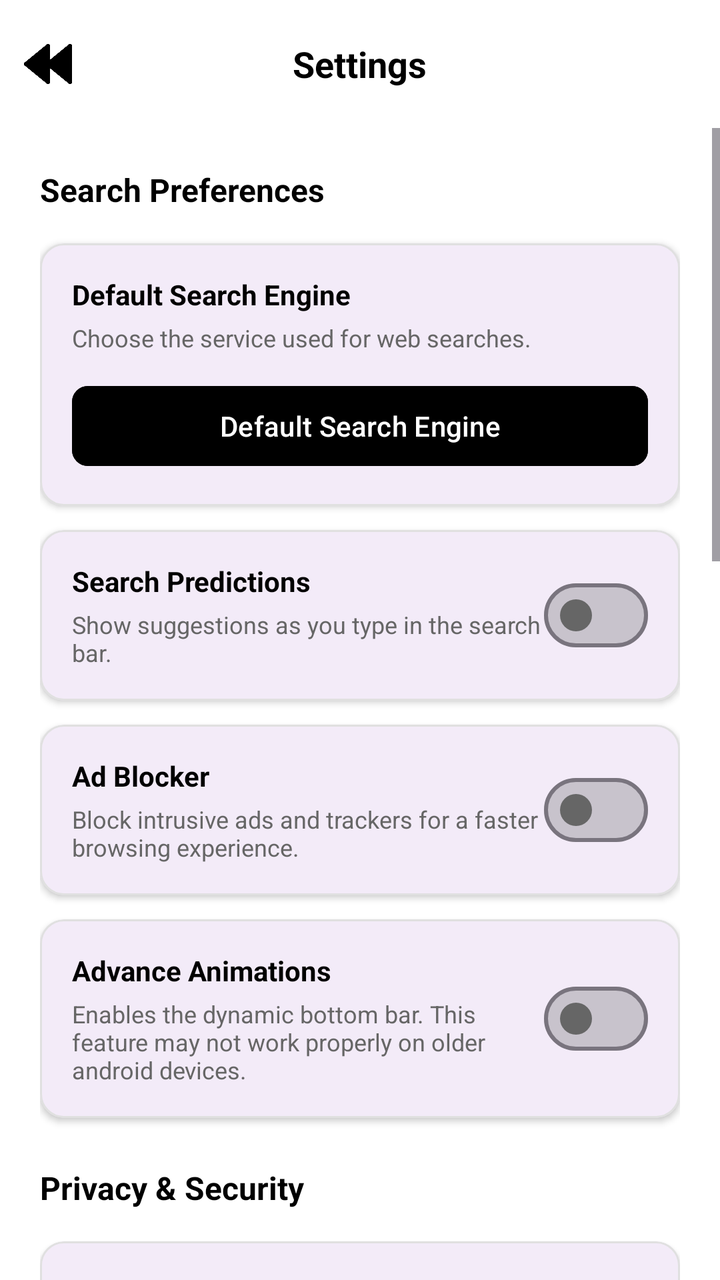
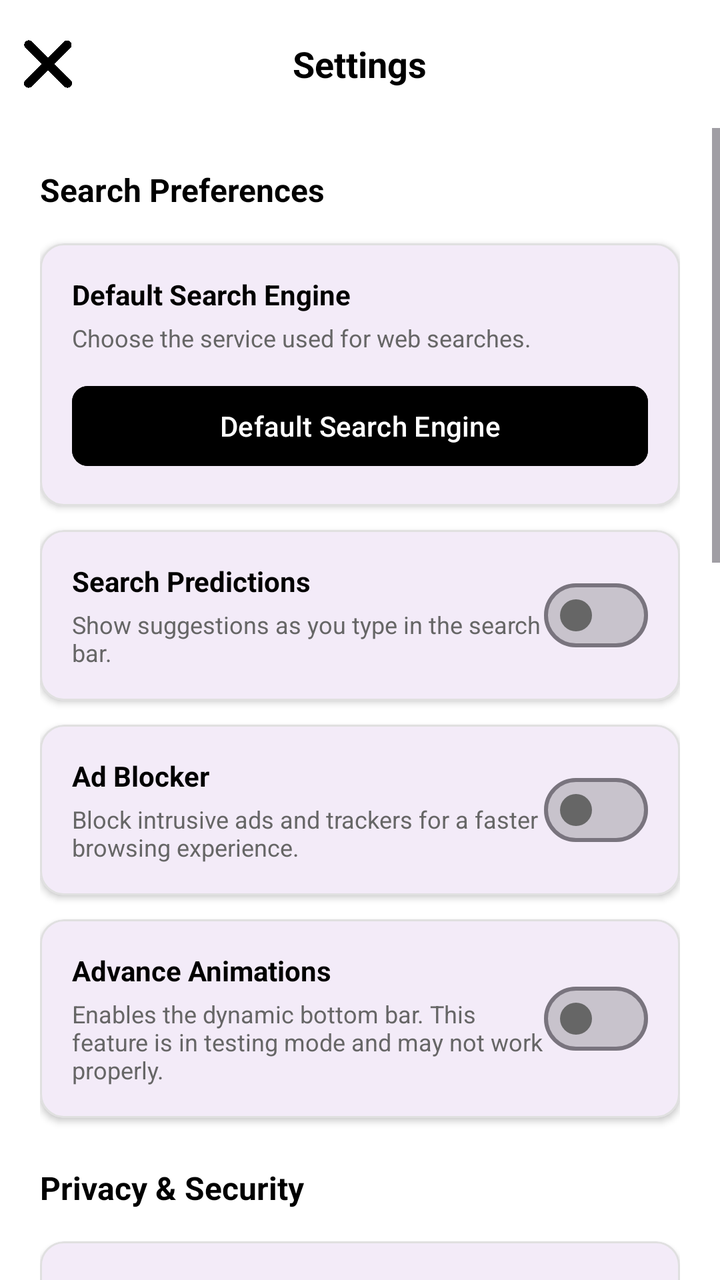

Before-and-after screenshots of an Android layout around one commit, followed by the original layout XML and the change that was made.
<!-- AndroidManifest.xml: activity theme Theme.SocialOneTwo -->
<!-- res/layout/activity_settings.xml -->
<?xml version="1.0" encoding="utf-8"?>
<LinearLayout xmlns:android="http://schemas.android.com/apk/res/android"
    xmlns:app="http://schemas.android.com/apk/res-auto"
    android:id="@+id/settingsRoot"
    android:layout_width="match_parent"
    android:layout_height="match_parent"
    android:background="@color/home_background"
    android:orientation="vertical">

    <androidx.appcompat.widget.Toolbar
        android:id="@+id/settingsToolbar"
        android:layout_width="match_parent"
        android:layout_height="?attr/actionBarSize"
        android:background="@color/home_background"
        app:contentInsetStart="0dp"
        app:elevation="4dp">

        <RelativeLayout
            android:layout_width="match_parent"
            android:layout_height="match_parent">

            <ImageButton
                android:id="@+id/btnBack"
                android:layout_width="48dp"
                android:layout_height="48dp"
                android:layout_alignParentStart="true"
                android:layout_centerVertical="true"
                android:background="?attr/selectableItemBackgroundBorderless"
                android:contentDescription="@string/cancel"
                android:scaleX="-1"
                android:padding="12dp"
                android:scaleType="fitCenter"
                android:src="@drawable/forward"
                app:tint="@color/button_background" />

            <TextView
                android:layout_width="wrap_content"
                android:layout_height="wrap_content"
                android:layout_centerInParent="true"
                android:text="@string/settings_title"
                android:textColor="@color/button_background"
                android:textSize="18sp"
                android:textStyle="bold" />
        </RelativeLayout>
    </androidx.appcompat.widget.Toolbar>

    <ScrollView
        android:layout_width="match_parent"
        android:layout_height="match_parent">

        <LinearLayout
            android:layout_width="match_parent"
            android:layout_height="wrap_content"
            android:orientation="vertical"
            android:padding="20dp">

            <TextView
                android:layout_width="wrap_content"
                android:layout_height="wrap_content"
                android:layout_marginBottom="16dp"
                android:text="@string/search_preferences_title"
                android:textColor="@color/button_background"
                android:textSize="16sp"
                android:textStyle="bold" />

            <com.google.android.material.card.MaterialCardView
                android:layout_width="match_parent"
                android:layout_height="wrap_content"
                android:layout_marginBottom="12dp"
                app:cardCornerRadius="12dp"
                app:cardElevation="2dp"
                app:strokeColor="#E0E0E0"
                app:strokeWidth="1dp">

                <LinearLayout
                    android:layout_width="match_parent"
                    android:layout_height="wrap_content"
                    android:orientation="vertical"
                    android:padding="16dp">

                    <TextView
                        android:layout_width="wrap_content"
                        android:layout_height="wrap_content"
                        android:text="@string/search_engine_label"
                        android:textColor="@color/primary_text"
                        android:textSize="14sp"
                        android:textStyle="bold" />

                    <TextView
                        android:layout_width="wrap_content"
                        android:layout_height="wrap_content"
                        android:layout_marginTop="4dp"
                        android:text="@string/search_engine_desc"
                        android:textColor="@color/secondary_text"
                        android:textSize="12sp" />

                    <Button
                        android:id="@+id/btnChangeSearchEngine"
                        android:layout_width="match_parent"
                        android:layout_height="wrap_content"
                        android:layout_marginTop="12dp"
                        android:backgroundTint="@color/button_background"
                        android:text="@string/search_engine_label"
                        android:textColor="@color/button_text"
                        app:cornerRadius="8dp" />

                </LinearLayout>
            </com.google.android.material.card.MaterialCardView>

            <com.google.android.material.card.MaterialCardView
                android:layout_width="match_parent"
                android:layout_height="wrap_content"
                app:cardCornerRadius="12dp"
                app:cardElevation="2dp"
                app:strokeColor="#E0E0E0"
                app:strokeWidth="1dp">

                <RelativeLayout
                    android:layout_width="match_parent"
                    android:layout_height="wrap_content"
                    android:padding="16dp">

                    <LinearLayout
                        android:layout_width="wrap_content"
                        android:layout_height="wrap_content"
                        android:layout_alignParentStart="true"
                        android:layout_toStartOf="@+id/switchPredictions"
                        android:orientation="vertical">

                        <TextView
                            android:layout_width="wrap_content"
                            android:layout_height="wrap_content"
                            android:text="@string/search_predictions_toggle"
                            android:textColor="@color/primary_text"
                            android:textSize="14sp"
                            android:textStyle="bold" />

                        <TextView
                            android:layout_width="wrap_content"
                            android:layout_height="wrap_content"
                            android:layout_marginTop="4dp"
                            android:text="@string/search_predictions_desc"
                            android:textColor="@color/secondary_text"
                            android:textSize="12sp" />
                    </LinearLayout>

                    <com.google.android.material.materialswitch.MaterialSwitch
                        android:id="@+id/switchPredictions"
                        android:layout_width="wrap_content"
                        android:layout_height="wrap_content"
                        android:layout_alignParentEnd="true"
                        android:layout_centerVertical="true"
                        app:thumbTint="@color/switch_thumb_tint"
                        app:trackTint="@color/switch_track_tint" />
                </RelativeLayout>
            </com.google.android.material.card.MaterialCardView>

            <com.google.android.material.card.MaterialCardView
                android:layout_marginTop="12dp"
                android:layout_width="match_parent"
                android:layout_height="wrap_content"
                app:cardCornerRadius="12dp"
                app:cardElevation="2dp"
                app:strokeColor="#E0E0E0"
                app:strokeWidth="1dp">

                <RelativeLayout
                    android:layout_width="match_parent"
                    android:layout_height="wrap_content"
                    android:padding="16dp">

                    <LinearLayout
                        android:layout_width="wrap_content"
                        android:layout_height="wrap_content"
                        android:layout_alignParentStart="true"
                        android:layout_toStartOf="@+id/switchAdBlocker"
                        android:orientation="vertical">

                        <TextView
                            android:layout_width="wrap_content"
                            android:layout_height="wrap_content"
                            android:text="@string/ad_blocker_title"
                            android:textColor="@color/primary_text"
                            android:textSize="14sp"
                            android:textStyle="bold" />

                        <TextView
                            android:layout_width="wrap_content"
                            android:layout_height="wrap_content"
                            android:layout_marginTop="4dp"
                            android:text="@string/ad_blocker_desc"
                            android:textColor="@color/secondary_text"
                            android:textSize="12sp" />
                    </LinearLayout>

                    <com.google.android.material.materialswitch.MaterialSwitch
                        android:id="@+id/switchAdBlocker"
                        android:layout_width="wrap_content"
                        android:layout_height="wrap_content"
                        android:layout_alignParentEnd="true"
                        android:layout_centerVertical="true"
                        app:thumbTint="@color/switch_thumb_tint"
                        app:trackTint="@color/switch_track_tint" />
                </RelativeLayout>
            </com.google.android.material.card.MaterialCardView>

            <com.google.android.material.card.MaterialCardView
                android:layout_marginTop="12dp"
                android:layout_width="match_parent"
                android:layout_height="wrap_content"
                android:layout_marginBottom="16dp"
                app:cardCornerRadius="12dp"
                app:cardElevation="2dp"
                app:strokeColor="#E0E0E0"
                app:strokeWidth="1dp">

                <RelativeLayout
                    android:layout_width="match_parent"
                    android:layout_height="wrap_content"
                    android:padding="16dp">

                    <LinearLayout
                        android:layout_width="wrap_content"
                        android:layout_height="wrap_content"
                        android:layout_alignParentStart="true"
                        android:layout_toStartOf="@+id/switchAdvancedAnim"
                        android:orientation="vertical">

                        <TextView
                            android:layout_width="wrap_content"
                            android:layout_height="wrap_content"
                            android:text="@string/advance_animations_title"
                            android:textColor="@color/primary_text"
                            android:textSize="14sp"
                            android:textStyle="bold" />

                        <TextView
                            android:layout_width="wrap_content"
                            android:layout_height="wrap_content"
                            android:layout_marginTop="4dp"
                            android:text="@string/advance_animations_desc"
                            android:textColor="@color/secondary_text"
                            android:textSize="12sp" />
                    </LinearLayout>

                    <com.google.android.material.materialswitch.MaterialSwitch
                        android:id="@+id/switchAdvancedAnim"
                        android:layout_width="wrap_content"
                        android:layout_height="wrap_content"
                        android:layout_alignParentEnd="true"
                        android:layout_centerVertical="true"
                        app:thumbTint="@color/switch_thumb_tint"
                        app:trackTint="@color/switch_track_tint" />
                </RelativeLayout>
            </com.google.android.material.card.MaterialCardView>

            <TextView
                android:layout_width="wrap_content"
                android:layout_height="wrap_content"
                android:layout_marginTop="8dp"
                android:layout_marginBottom="16dp"
                android:text="@string/privacy_security_title"
                android:textColor="@color/button_background"
                android:textSize="16sp"
                android:textStyle="bold" />

            
            <com.google.android.material.card.MaterialCardView
                android:layout_width="match_parent"
                android:layout_height="wrap_content"
                android:layout_marginBottom="12dp"
                app:cardCornerRadius="12dp"
                app:cardElevation="2dp"
                app:strokeColor="#E0E0E0"
                app:strokeWidth="1dp">

                <RelativeLayout
                    android:layout_width="match_parent"
                    android:layout_height="wrap_content"
                    android:padding="16dp">

                    <LinearLayout
                        android:layout_width="wrap_content"
                        android:layout_height="wrap_content"
                        android:layout_alignParentStart="true"
                        android:layout_toStartOf="@+id/switchForceDark"
                        android:orientation="vertical">

                        <TextView
                            android:layout_width="wrap_content"
                            android:layout_height="wrap_content"
                            android:text="@string/force_dark_title"
                            android:textColor="@color/primary_text"
                            android:textSize="14sp"
                            android:textStyle="bold" />

                        <TextView
                            android:layout_width="wrap_content"
                            android:layout_height="wrap_content"
                            android:layout_marginTop="4dp"
                            android:text="@string/force_dark_desc"
                            android:textColor="@color/secondary_text"
                            android:textSize="12sp" />
                    </LinearLayout>

                    <com.google.android.material.materialswitch.MaterialSwitch
                        android:id="@+id/switchForceDark"
                        android:layout_width="wrap_content"
                        android:layout_height="wrap_content"
                        android:layout_alignParentEnd="true"
                        android:layout_centerVertical="true"
                        app:thumbTint="@color/switch_thumb_tint"
                        app:trackTint="@color/switch_track_tint" />
                </RelativeLayout>
            </com.google.android.material.card.MaterialCardView>

            
            <com.google.android.material.card.MaterialCardView
                android:layout_width="match_parent"
                android:layout_height="wrap_content"
                android:layout_marginBottom="12dp"
                app:cardCornerRadius="12dp"
                app:cardElevation="2dp"
                app:strokeColor="#E0E0E0"
                app:strokeWidth="1dp">

                <RelativeLayout
                    android:layout_width="match_parent"
                    android:layout_height="wrap_content"
                    android:padding="16dp">

                    <LinearLayout
                        android:layout_width="wrap_content"
                        android:layout_height="wrap_content"
                        android:layout_alignParentStart="true"
                        android:layout_toStartOf="@+id/switchSafeBrowsing"
                        android:orientation="vertical">

                        <TextView
                            android:layout_width="wrap_content"
                            android:layout_height="wrap_content"
                            android:text="@string/safe_browsing_title"
                            android:textColor="@color/primary_text"
                            android:textSize="14sp"
                            android:textStyle="bold" />

                        <TextView
                            android:layout_width="wrap_content"
                            android:layout_height="wrap_content"
                            android:layout_marginTop="4dp"
                            android:text="@string/safe_browsing_desc"
                            android:textColor="@color/secondary_text"
                            android:textSize="12sp" />
                    </LinearLayout>

                    <com.google.android.material.materialswitch.MaterialSwitch
                        android:id="@+id/switchSafeBrowsing"
                        android:layout_width="wrap_content"
                        android:layout_height="wrap_content"
                        android:layout_alignParentEnd="true"
                        android:layout_centerVertical="true"
                        app:thumbTint="@color/switch_thumb_tint"
                        app:trackTint="@color/switch_track_tint" />
                </RelativeLayout>
            </com.google.android.material.card.MaterialCardView>

            
            <com.google.android.material.card.MaterialCardView
                android:layout_width="match_parent"
                android:layout_height="wrap_content"
                android:layout_marginBottom="12dp"
                app:cardCornerRadius="12dp"
                app:cardElevation="2dp"
                app:strokeColor="#E0E0E0"
                app:strokeWidth="1dp">

                <RelativeLayout
                    android:layout_width="match_parent"
                    android:layout_height="wrap_content"
                    android:padding="16dp">

                    <LinearLayout
                        android:layout_width="wrap_content"
                        android:layout_height="wrap_content"
                        android:layout_alignParentStart="true"
                        android:layout_toStartOf="@+id/switchBiometricLock"
                        android:orientation="vertical">

                        <TextView
                            android:layout_width="wrap_content"
                            android:layout_height="wrap_content"
                            android:text="@string/biometric_lock_title"
                            android:textColor="@color/primary_text"
                            android:textSize="14sp"
                            android:textStyle="bold" />

                        <TextView
                            android:layout_width="wrap_content"
                            android:layout_height="wrap_content"
                            android:layout_marginTop="4dp"
                            android:text="@string/biometric_lock_desc"
                            android:textColor="@color/secondary_text"
                            android:textSize="12sp" />
                    </LinearLayout>

                    <com.google.android.material.materialswitch.MaterialSwitch
                        android:id="@+id/switchBiometricLock"
                        android:layout_width="wrap_content"
                        android:layout_height="wrap_content"
                        android:layout_alignParentEnd="true"
                        android:layout_centerVertical="true"
                        app:thumbTint="@color/switch_thumb_tint"
                        app:trackTint="@color/switch_track_tint" />
                </RelativeLayout>
            </com.google.android.material.card.MaterialCardView>

            
            <com.google.android.material.card.MaterialCardView
                android:layout_width="match_parent"
                android:layout_height="wrap_content"
                android:layout_marginBottom="16dp"
                app:cardCornerRadius="12dp"
                app:cardElevation="2dp"
                app:strokeColor="#E0E0E0"
                app:strokeWidth="1dp">

                <LinearLayout
                    android:layout_width="match_parent"
                    android:layout_height="wrap_content"
                    android:orientation="vertical"
                    android:padding="16dp">

                    <TextView
                        android:layout_width="wrap_content"
                        android:layout_height="wrap_content"
                        android:text="@string/site_permissions_title"
                        android:textColor="@color/primary_text"
                        android:textSize="14sp"
                        android:textStyle="bold" />

                    <TextView
                        android:layout_width="wrap_content"
                        android:layout_height="wrap_content"
                        android:layout_marginTop="4dp"
                        android:text="@string/site_permissions_desc"
                        android:textColor="@color/secondary_text"
                        android:textSize="12sp" />

                    <com.google.android.material.button.MaterialButton
                        android:id="@+id/btnManagePermissions"
                        android:layout_width="match_parent"
                        android:layout_height="wrap_content"
                        android:layout_marginTop="12dp"
                        android:backgroundTint="@color/button_background"
                        android:text="@string/manage_permissions"
                        android:textColor="@color/button_text"
                        app:cornerRadius="8dp" />

                </LinearLayout>
            </com.google.android.material.card.MaterialCardView>

            <com.google.android.material.card.MaterialCardView
                android:layout_width="match_parent"
                android:layout_height="wrap_content"
                android:layout_marginBottom="12dp"
                app:cardCornerRadius="12dp"
                app:cardElevation="2dp"
                app:strokeColor="#E0E0E0"
                app:strokeWidth="1dp">

                <LinearLayout
                    android:layout_width="match_parent"
                    android:layout_height="wrap_content"
                    android:orientation="vertical"
                    android:padding="16dp">

                    <TextView
                        android:layout_width="wrap_content"
                        android:layout_height="wrap_content"
                        android:text="@string/clear_cookies_title"
                        android:textColor="@color/primary_text"
                        android:textSize="14sp"
                        android:textStyle="bold" />

                    <TextView
                        android:layout_width="wrap_content"
                        android:layout_height="wrap_content"
                        android:layout_marginTop="4dp"
                        android:text="@string/clear_cookies_desc"
                        android:textColor="@color/secondary_text"
                        android:textSize="12sp" />

                    <com.google.android.material.button.MaterialButton
                        android:id="@+id/btnClearCookies"
                        android:layout_width="match_parent"
                        android:layout_height="wrap_content"
                        android:layout_marginTop="12dp"
                        android:text="@string/clear_cookies_button"
                        android:backgroundTint="#FF5252"
                        android:textColor="@android:color/white"
                        app:cornerRadius="8dp" />

                </LinearLayout>
            </com.google.android.material.card.MaterialCardView>

            

            <TextView
                android:layout_width="wrap_content"
                android:layout_height="wrap_content"
                android:layout_marginTop="8dp"
                android:layout_marginBottom="16dp"
                android:text="Account &amp; Sync"
                android:textColor="@color/button_background"
                android:textSize="16sp"
                android:textStyle="bold" />

            <com.google.android.material.card.MaterialCardView
                android:layout_width="match_parent"
                android:layout_height="wrap_content"
                android:layout_marginBottom="12dp"
                app:cardCornerRadius="12dp"
                app:cardElevation="2dp"
                app:strokeColor="#E0E0E0"
                app:strokeWidth="1dp">

                <LinearLayout
                    android:layout_width="match_parent"
                    android:layout_height="wrap_content"
                    android:orientation="vertical"
                    android:padding="16dp">

                    <TextView
                        android:layout_width="wrap_content"
                        android:layout_height="wrap_content"
                        android:text="@string/google_account_title"
                        android:textColor="@color/primary_text"
                        android:textSize="14sp"
                        android:textStyle="bold" />

                    <TextView
                        android:id="@+id/tvUserAccount"
                        android:layout_width="wrap_content"
                        android:layout_height="wrap_content"
                        android:layout_marginTop="4dp"
                        android:text="@string/not_signed_in"
                        android:textColor="@color/secondary_text"
                        android:textSize="12sp" />

                    <com.google.android.material.button.MaterialButton
                        android:id="@+id/btnManageGoogleAccount"
                        android:layout_width="match_parent"
                        android:layout_height="wrap_content"
                        android:layout_marginTop="12dp"
                        android:backgroundTint="@color/button_background"
                        android:text="@string/manage_google_account"
                        android:textColor="@color/button_text"
                        app:cornerRadius="8dp" />

                </LinearLayout>
            </com.google.android.material.card.MaterialCardView>

            <com.google.android.material.card.MaterialCardView
                android:layout_width="match_parent"
                android:layout_height="wrap_content"
                android:layout_marginBottom="24dp"
                app:cardCornerRadius="12dp"
                app:cardElevation="2dp"
                app:strokeColor="#E0E0E0"
                app:strokeWidth="1dp">

                <LinearLayout
                    android:layout_width="match_parent"
                    android:layout_height="wrap_content"
                    android:orientation="vertical"
                    android:padding="16dp">

                    <TextView
                        android:layout_width="wrap_content"
                        android:layout_height="wrap_content"
                        android:text="Cloud Sync"
                        android:textColor="@color/primary_text"
                        android:textSize="14sp"
                        android:textStyle="bold" />

                    <TextView
                        android:layout_width="wrap_content"
                        android:layout_height="wrap_content"
                        android:layout_marginTop="4dp"
                        android:text="Manually sync your tabs, bookmarks, history, and drafts to the cloud."
                        android:textColor="@color/secondary_text"
                        android:textSize="12sp" />

                    <com.google.android.material.button.MaterialButton
                        android:id="@+id/btnQuickSync"
                        android:layout_width="match_parent"
                        android:layout_height="wrap_content"
                        android:layout_marginTop="12dp"
                        android:text="Quick Sync Now"
                        app:icon="@drawable/sync"
                        app:iconGravity="textStart"
                        android:backgroundTint="@color/button_background"
                        android:textColor="@color/button_text"
                        app:cornerRadius="8dp" />

                </LinearLayout>
            </com.google.android.material.card.MaterialCardView>


        </LinearLayout>
    </ScrollView>

</LinearLayout>
<!-- resources referenced by this layout -->
<resources>
  <color name="button_background">#FF000000</color>
  <color name="button_text">#FFFFFFFF</color>
  <color name="home_background">#FFFFFF</color>
  <color name="primary_text">#000000</color>
  <color name="secondary_text">#666666</color>
  <!-- drawable forward: png bitmap (drawable, 7174 bytes) -->
  <!-- drawable sync: png bitmap (drawable, 11641 bytes) -->
  <string name="ad_blocker_desc">Block intrusive ads and trackers for a faster browsing experience.</string>
  <string name="ad_blocker_title">Ad Blocker</string>
  <string name="advance_animations_desc">Enables the dynamic bottom bar. This feature may not work properly on older android devices.</string>
  <string name="advance_animations_title">Advance Animations</string>
  <string name="biometric_lock_desc">Lock the app or Incognito tabs behind Fingerprint/Face ID.</string>
  <string name="biometric_lock_title">Biometric Lock</string>
  <string name="cancel">Cancel</string>
  <string name="clear_cookies_button">Clear Cookies Now</string>
  <string name="clear_cookies_desc">Log out of most sites and clear all browser cookies.</string>
  <string name="clear_cookies_title">Clear Browser Cookies</string>
  <string name="force_dark_desc">Makes all website backgrounds dark, even if they don\'t support it.</string>
  <string name="force_dark_title">Force Dark Mode</string>
  <string name="google_account_title">Google Account</string>
  <string name="manage_google_account">Manage Google Account</string>
  <string name="manage_permissions">Manage Permissions</string>
  <string name="not_signed_in">Not signed in</string>
  <string name="privacy_security_title">Privacy &amp; Security</string>
  <string name="safe_browsing_desc">Protects you from dangerous sites and downloads.</string>
  <string name="safe_browsing_title">Safe Browsing</string>
  <string name="search_engine_desc">Choose the service used for web searches.</string>
  <string name="search_engine_label">Default Search Engine</string>
  <string name="search_predictions_desc">Show suggestions as you type in the search bar.</string>
  <string name="search_predictions_toggle">Search Predictions</string>
  <string name="search_preferences_title">Search Preferences</string>
  <string name="settings_title">Settings</string>
  <string name="site_permissions_desc">Manage which sites can access your camera, mic, and location.</string>
  <string name="site_permissions_title">Site Permissions</string>
  <style name="Theme.SocialOneTwo" parent="Base.Theme.SocialOneTwo" />
  <style name="Base.Theme.SocialOneTwo" parent="Theme.Material3.DayNight.NoActionBar">
          
          <item name="materialAlertDialogTheme">@style/CustomAlertDialogTheme</item>
      </style>
  <style name="CustomAlertDialogTheme" parent="ThemeOverlay.Material3.MaterialAlertDialog">
          <item name="android:windowBackground">@android:color/transparent</item>
          <item name="dialogCornerRadius">24dp</item>
          <item name="backgroundTint">@color/panel_background</item>
          <item name="shapeAppearanceOverlay">@style/RoundedDialogCorners</item>
          <item name="android:textColorPrimary">@color/primary_text</item>
      </style>
  <color name="panel_background">#E6FFFFFF</color>
  <style name="RoundedDialogCorners" parent="ShapeAppearance.Material3.MediumComponent">
          <item name="cornerFamily">rounded</item>
          <item name="cornerSize">24dp</item>
      </style>
</resources>

<!-- the commit's change to res/layout/activity_settings.xml (unified diff, before → after) -->
@@ -27,10 +27,10 @@
                 android:layout_centerVertical="true"
                 android:background="?attr/selectableItemBackgroundBorderless"
                 android:contentDescription="@string/cancel"
-                android:scaleX="-1"
+
                 android:padding="12dp"
                 android:scaleType="fitCenter"
-                android:src="@drawable/forward"
+                android:src="@drawable/ex"
                 app:tint="@color/button_background" />
 
             <TextView
@@ -418,7 +418,7 @@
             <com.google.android.material.card.MaterialCardView
                 android:layout_width="match_parent"
                 android:layout_height="wrap_content"
-                android:layout_marginBottom="16dp"
+                android:layout_marginBottom="12dp"
                 app:cardCornerRadius="12dp"
                 app:cardElevation="2dp"
                 app:strokeColor="#E0E0E0"
<!-- resource entries referenced after the edit -->
@@ -5,13 +5,13 @@
   <color name="home_background">#FFFFFF</color>
   <color name="primary_text">#000000</color>
   <color name="secondary_text">#666666</color>
-  <!-- drawable forward: png bitmap (drawable, 7174 bytes) -->
+  <!-- drawable ex: png bitmap (drawable, 8224 bytes) -->
   <!-- drawable sync: png bitmap (drawable, 11641 bytes) -->
   <string name="ad_blocker_desc">Block intrusive ads and trackers for a faster browsing experience.</string>
   <string name="ad_blocker_title">Ad Blocker</string>
-  <string name="advance_animations_desc">Enables the dynamic bottom bar. This feature may not work properly on older android devices.</string>
+  <string name="advance_animations_desc">Enables the dynamic bottom bar. This feature is in testing mode and may not work properly.</string>
   <string name="advance_animations_title">Advance Animations</string>
-  <string name="biometric_lock_desc">Lock the app or Incognito tabs behind Fingerprint/Face ID.</string>
+  <string name="biometric_lock_desc">Lock the app using your Password and Fingerprint/Face ID.</string>
   <string name="biometric_lock_title">Biometric Lock</string>
   <string name="cancel">Cancel</string>
   <string name="clear_cookies_button">Clear Cookies Now</string>
